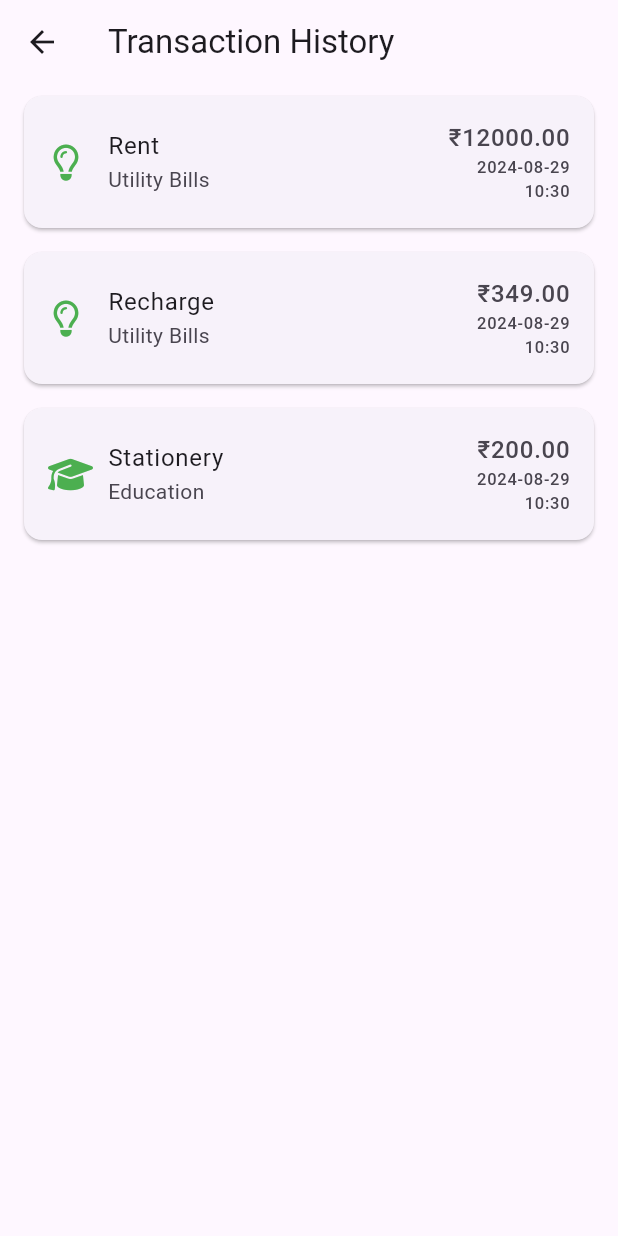
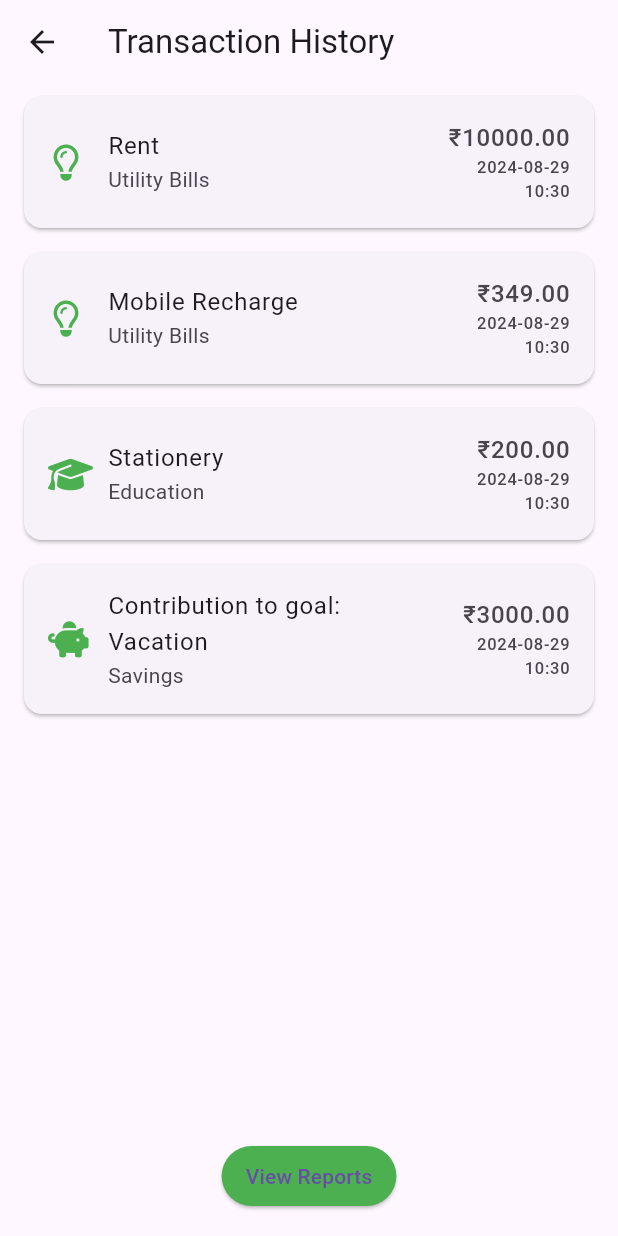
Before and after one commit to harshsinha06/expense_tracker, a Flutter app: the TransactionHistoryScreen screen opened by its route, on a phone screen of 412 x 824 dp. Run offline on Flutter 3.47's test engine with Material 3 defaults, Android fonts, the phone set to English and light mode, and no system bars; our stand-ins replace fl_chart, font_awesome_flutter.

Commit message:
first version of project

```diff
--- a/lib/main.dart
+++ b/lib/main.dart
@@ -6,6 +6,7 @@ import 'screens/add_transaction_screen.dart';
 import 'screens/transaction_history_screen.dart';
 import 'screens/settings_screen.dart';
 import 'screens/goal_management_screen.dart';
+import 'screens/reports_screen.dart';
 
 void main() {
   runApp(const MyFinanceApp());
@@ -26,10 +27,11 @@ class MyFinanceApp extends StatelessWidget {
         initialRoute: '/',
         routes: {
           '/': (context) => HomeScreen(),
-          '/addTransaction': (context) => AddTransactionScreen(),
+          '/addTransaction': (context) => const AddTransactionScreen(),
           '/transactions': (context) => const TransactionHistoryScreen(),
           '/settings': (context) => SettingsScreen(),
-          '/goals': (context) => const GoalManagementScreen()
+          '/goals': (context) => const GoalManagementScreen(),
+          '/reports': (context) => ReportScreen()
         },
       ),
     );
--- a/lib/models/finance_model.dart
+++ b/lib/models/finance_model.dart
@@ -4,7 +4,7 @@ import 'package:intl/intl.dart';
 class FinanceModel extends ChangeNotifier {
   double _totalIncome = 20000;
   double _totalExpenses = 0;
-  double _balance = 20000; // Track balance separately
+  double _balance = 20000;
   final List<Transaction> _transactions = [];
   final List<FinancialGoal> _goals = [];
 
@@ -21,34 +21,39 @@ class FinanceModel extends ChangeNotifier {
 
   void _initializeDefaultTransactions() {
     addTransaction(
-      amount: 12000,
+      amount: 10000,
       category: 'Utility Bills',
       description: 'Rent',
     );
     addTransaction(
       amount: 349,
       category: 'Utility Bills',
-      description: 'Recharge',
+      description: 'Mobile Recharge',
     );
     addTransaction(
       amount: 200,
       category: 'Education',
       description: 'Stationery',
     );
+    addTransaction(
+      amount: 3000,
+      category: 'Savings',
+      description: 'Contribution to goal: Vacation',
+    );
   }
 
   void _initializeDefaultGoals() {
     addGoal(
       name: 'Vacation',
-      targetAmount: 5000,
-      currentAmount: 1000,
-      description: 'Trip to Kedarnath',
+      targetAmount: 10000,
+      currentAmount: 3000,
+      description: 'Trip to Ladakh',
     );
   }
 
   void updateIncome(double amount) {
     _totalIncome = amount;
-    _balance = amount - _totalExpenses; // Update balance based on new income
+    _balance = amount - _totalExpenses;
     notifyListeners();
   }
 
@@ -65,7 +70,7 @@ class FinanceModel extends ChangeNotifier {
     );
     _transactions.add(transaction);
     _totalExpenses += amount;
-    _balance = _totalIncome - _totalExpenses; // Update balance
+    _balance = _totalIncome - _totalExpenses;
     notifyListeners();
   }
 
@@ -105,7 +110,9 @@ class FinanceModel extends ChangeNotifier {
   // Method to calculate total for Savings and Investment
   double getTotalSavingsAndInvestment() {
     return _transactions
-        .where((transaction) => transaction.category == 'Savings' || transaction.category == 'Investment')
+        .where((transaction) =>
+            transaction.category == 'Savings' ||
+            transaction.category == 'Investment')
         .fold(0.0, (sum, transaction) => sum + transaction.amount);
   }
 }
--- a/lib/screens/settings_screen.dart
+++ b/lib/screens/settings_screen.dart
@@ -5,7 +5,7 @@ class SettingsScreen extends StatelessWidget {
   Widget build(BuildContext context) {
     return Scaffold(
       appBar: AppBar(title: Text('Settings')),
-      body: Center(
+      body: const Center(
         child: Text('Settings Content'),
       ),
     );
--- a/lib/screens/transaction_history_screen.dart
+++ b/lib/screens/transaction_history_screen.dart
@@ -13,7 +13,10 @@ class TransactionHistoryScreen extends StatelessWidget {
       appBar: AppBar(
         title: const Text('Transaction History'),
       ),
-      body: Consumer<FinanceModel>(
+      body: Column(
+        children: [
+          Expanded(
+            child: Consumer<FinanceModel>(
               builder: (context, financeModel, child) {
                 final transactions = financeModel.transactions;
 
@@ -34,15 +37,14 @@ class TransactionHistoryScreen extends StatelessWidget {
                       return FontAwesomeIcons.graduationCap;
                     case 'Savings':
                       return FontAwesomeIcons.piggyBank;
+                    case 'Investment':
+                      return FontAwesomeIcons.chartLine;
                     default:
                       return FontAwesomeIcons.moneyBillWave;
                   }
                 }
 
-          return Column(
-            children: [
-              Expanded(
-                child: ListView.builder(
+                return ListView.builder(
                   itemCount: transactions.length,
                   itemBuilder: (context, index) {
                     final transaction = transactions[index];
@@ -75,11 +77,24 @@ class TransactionHistoryScreen extends StatelessWidget {
                       ),
                     );
                   },
+                );
+              },
+            ),
+          ),
+          Padding(
+            padding: const EdgeInsets.all(16.0),
+            child: ElevatedButton(
+              onPressed: () {
+                Navigator.pushNamed(context, '/reports');
+              },
+              child: const Text('View Reports'),
+              style: ElevatedButton.styleFrom(
+                backgroundColor: Colors.green,
+                padding: const EdgeInsets.symmetric(vertical: 8, horizontal: 16),
+              ),
             ),
           ),
         ],
-          );
-        },
       ),
     );
   }
--- a/pubspec.yaml
+++ b/pubspec.yaml
@@ -40,7 +40,6 @@ dependencies:
   pdf: ^3.11.1
   provider: ^6.1.2
   sqflite: ^2.3.3+1
-  syncfusion_flutter_charts: ^26.2.11
 
 dev_dependencies:
   flutter_test:
```
Also changed, not shown: lib/screens/add_transaction_screen.dart (+7 -7 lines), lib/screens/home_screen.dart (+28 -16 lines), lib/screens/reports_screen.dart (added, +147 -0 lines), pubspec.lock. Lines whose indentation alone changed are shown as unchanged.
